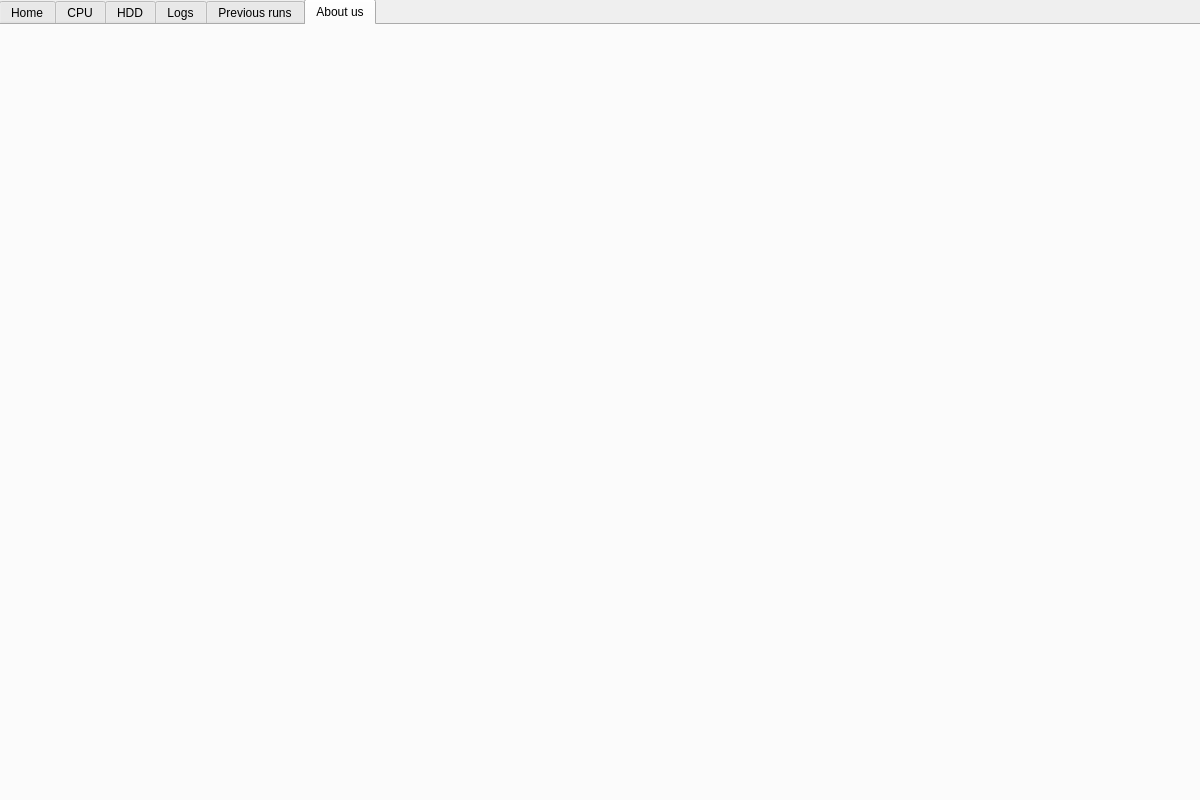
This is mainwindow.ui in Monke-CO/MonkeyWrench as Qt 5 draws it before an edit. The edited form follows.
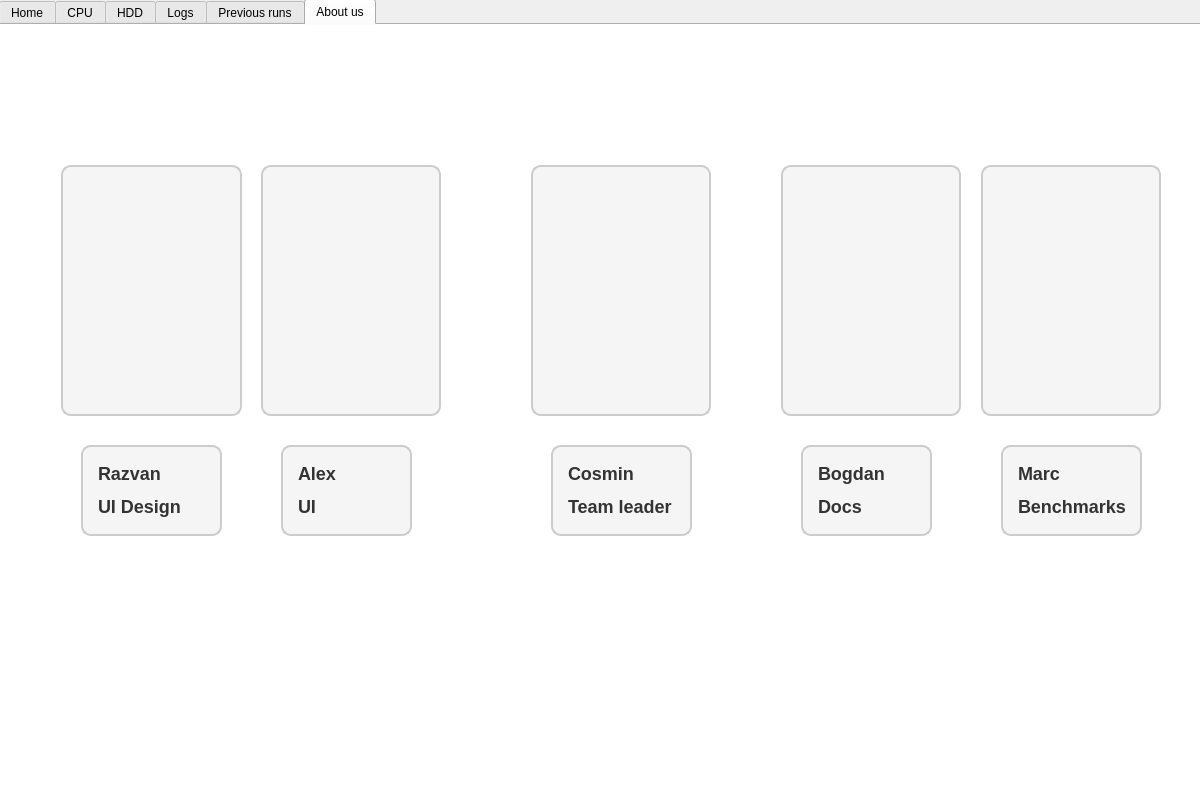
This is the edited form. The open tabs and pages were chosen to show the change. Icons and pictures are not drawn.

```diff
--- a/mainwindow.ui
+++ b/mainwindow.ui
@@ -31,6 +31,9 @@
   <property name="windowTitle">
    <string>MainWindow</string>
   </property>
+  <property name="styleSheet">
+   <string notr="true"/>
+  </property>
   <property name="documentMode">
    <bool>true</bool>
   </property>
@@ -70,7 +73,7 @@
       <widget class="QTabWidget" name="tabWidget">
        <property name="styleSheet">
         <string notr="true">QTabWidget {
-	background-image: url(:/resources/BananaBackground.png);
+	background-color: #F2F4F8;
 }</string>
        </property>
        <property name="currentIndex">
@@ -374,6 +377,286 @@
         <attribute name="title">
          <string>About us</string>
         </attribute>
+        <widget class="QLabel" name="label">
+         <property name="geometry">
+          <rect>
+           <x>60</x>
+           <y>140</y>
+           <width>181</width>
+           <height>251</height>
+          </rect>
+         </property>
+         <property name="styleSheet">
+          <string notr="true">QLabel {
+    font-size: 18px;
+    font-weight: bold;
+    color: #333333;
+    background-color: #F5F5F5;
+    border: 2px solid #CCCCCC;
+    border-radius: 10px;
+    padding: 10px;
+}
+</string>
+         </property>
+         <property name="text">
+          <string/>
+         </property>
+         <property name="pixmap">
+          <pixmap resource="resources.qrc">:/resources/babuin.png</pixmap>
+         </property>
+         <property name="scaledContents">
+          <bool>true</bool>
+         </property>
+        </widget>
+        <widget class="QLabel" name="label_2">
+         <property name="geometry">
+          <rect>
+           <x>260</x>
+           <y>140</y>
+           <width>180</width>
+           <height>251</height>
+          </rect>
+         </property>
+         <property name="styleSheet">
+          <string notr="true">QLabel {
+    font-size: 18px;
+    font-weight: bold;
+    color: #333333;
+    background-color: #F5F5F5;
+    border: 2px solid #CCCCCC;
+    border-radius: 10px;
+    padding: 10px;
+}
+</string>
+         </property>
+         <property name="text">
+          <string/>
+         </property>
+         <property name="pixmap">
+          <pixmap resource="resources.qrc">:/resources/orangutan.png</pixmap>
+         </property>
+         <property name="scaledContents">
+          <bool>true</bool>
+         </property>
+        </widget>
+        <widget class="QLabel" name="label_3">
+         <property name="geometry">
+          <rect>
+           <x>530</x>
+           <y>140</y>
+           <width>180</width>
+           <height>251</height>
+          </rect>
+         </property>
+         <property name="styleSheet">
+          <string notr="true">QLabel {
+    font-size: 18px;
+    font-weight: bold;
+    color: #333333;
+    background-color: #F5F5F5;
+    border: 2px solid #CCCCCC;
+    border-radius: 10px;
+    padding: 10px;
+}
+</string>
+         </property>
+         <property name="text">
+          <string/>
+         </property>
+         <property name="pixmap">
+          <pixmap resource="resources.qrc">:/resources/longhair.png</pixmap>
+         </property>
+         <property name="scaledContents">
+          <bool>true</bool>
+         </property>
+        </widget>
+        <widget class="QLabel" name="label_4">
+         <property name="geometry">
+          <rect>
+           <x>780</x>
+           <y>140</y>
+           <width>180</width>
+           <height>251</height>
+          </rect>
+         </property>
+         <property name="styleSheet">
+          <string notr="true">QLabel {
+    font-size: 18px;
+    font-weight: bold;
+    color: #333333;
+    background-color: #F5F5F5;
+    border: 2px solid #CCCCCC;
+    border-radius: 10px;
+    padding: 10px;
+}
+</string>
+         </property>
+         <property name="text">
+          <string/>
+         </property>
+         <property name="pixmap">
+          <pixmap resource="resources.qrc">:/resources/nose.png</pixmap>
+         </property>
+         <property name="scaledContents">
+          <bool>true</bool>
+         </property>
+        </widget>
+        <widget class="QLabel" name="label_5">
+         <property name="geometry">
+          <rect>
+           <x>980</x>
+           <y>140</y>
+           <width>180</width>
+           <height>251</height>
+          </rect>
+         </property>
+         <property name="styleSheet">
+          <string notr="true">QLabel {
+    font-size: 18px;
+    font-weight: bold;
+    color: #333333;
+    background-color: #F5F5F5;
+    border: 2px solid #CCCCCC;
+    border-radius: 10px;
+    padding: 10px;
+}
+</string>
+         </property>
+         <property name="text">
+          <string/>
+         </property>
+         <property name="pixmap">
+          <pixmap resource="resources.qrc">:/resources/gorilla.png</pixmap>
+         </property>
+         <property name="scaledContents">
+          <bool>true</bool>
+         </property>
+        </widget>
+        <widget class="QLabel" name="label_7">
+         <property name="geometry">
+          <rect>
+           <x>80</x>
+           <y>420</y>
+           <width>141</width>
+           <height>91</height>
+          </rect>
+         </property>
+         <property name="styleSheet">
+          <string notr="true">QLabel {
+    font-size: 18px;
+    font-weight: bold;
+    color: #333333;
+    background-color: #F5F5F5;
+    border: 2px solid #CCCCCC;
+    border-radius: 10px;
+    padding: 10px;
+}
+</string>
+         </property>
+         <property name="text">
+          <string>&lt;html&gt;&lt;head/&gt;&lt;body&gt;&lt;p&gt;Razvan&lt;/p&gt;&lt;p&gt;UI Design&lt;/p&gt;&lt;/body&gt;&lt;/html&gt;</string>
+         </property>
+        </widget>
+        <widget class="QLabel" name="label_8">
+         <property name="geometry">
+          <rect>
+           <x>280</x>
+           <y>420</y>
+           <width>131</width>
+           <height>91</height>
+          </rect>
+         </property>
+         <property name="styleSheet">
+          <string notr="true">QLabel {
+    font-size: 18px;
+    font-weight: bold;
+    color: #333333;
+    background-color: #F5F5F5;
+    border: 2px solid #CCCCCC;
+    border-radius: 10px;
+    padding: 10px;
+}
+</string>
+         </property>
+         <property name="text">
+          <string>&lt;html&gt;&lt;head/&gt;&lt;body&gt;&lt;p&gt;Alex&lt;/p&gt;&lt;p&gt;UI&lt;/p&gt;&lt;/body&gt;&lt;/html&gt;</string>
+         </property>
+        </widget>
+        <widget class="QLabel" name="label_9">
+         <property name="geometry">
+          <rect>
+           <x>550</x>
+           <y>420</y>
+           <width>141</width>
+           <height>91</height>
+          </rect>
+         </property>
+         <property name="styleSheet">
+          <string notr="true">QLabel {
+    font-size: 18px;
+    font-weight: bold;
+    color: #333333;
+    background-color: #F5F5F5;
+    border: 2px solid #CCCCCC;
+    border-radius: 10px;
+    padding: 10px;
+}
+</string>
+         </property>
+         <property name="text">
+          <string>&lt;html&gt;&lt;head/&gt;&lt;body&gt;&lt;p&gt;Cosmin&lt;/p&gt;&lt;p&gt;Team leader&lt;/p&gt;&lt;/body&gt;&lt;/html&gt;</string>
+         </property>
+        </widget>
+        <widget class="QLabel" name="label_10">
+         <property name="geometry">
+          <rect>
+           <x>800</x>
+           <y>420</y>
+           <width>131</width>
+           <height>91</height>
+          </rect>
+         </property>
+         <property name="styleSheet">
+          <string notr="true">QLabel {
+    font-size: 18px;
+    font-weight: bold;
+    color: #333333;
+    background-color: #F5F5F5;
+    border: 2px solid #CCCCCC;
+    border-radius: 10px;
+    padding: 10px;
+}
+</string>
+         </property>
+         <property name="text">
+          <string>&lt;html&gt;&lt;head/&gt;&lt;body&gt;&lt;p&gt;Bogdan&lt;/p&gt;&lt;p&gt;Docs&lt;/p&gt;&lt;/body&gt;&lt;/html&gt;</string>
+         </property>
+        </widget>
+        <widget class="QLabel" name="label_11">
+         <property name="geometry">
+          <rect>
+           <x>1000</x>
+           <y>420</y>
+           <width>141</width>
+           <height>91</height>
+          </rect>
+         </property>
+         <property name="styleSheet">
+          <string notr="true">QLabel {
+    font-size: 18px;
+    font-weight: bold;
+    color: #333333;
+    background-color: #F5F5F5;
+    border: 2px solid #CCCCCC;
+    border-radius: 10px;
+    padding: 10px;
+}
+</string>
+         </property>
+         <property name="text">
+          <string>&lt;html&gt;&lt;head/&gt;&lt;body&gt;&lt;p&gt;Marc&lt;/p&gt;&lt;p&gt;Benchmarks&lt;/p&gt;&lt;/body&gt;&lt;/html&gt;</string>
+         </property>
+        </widget>
        </widget>
       </widget>
      </item>
```
Left out of the diff: 187 changed lines with no effect on the pictures.
